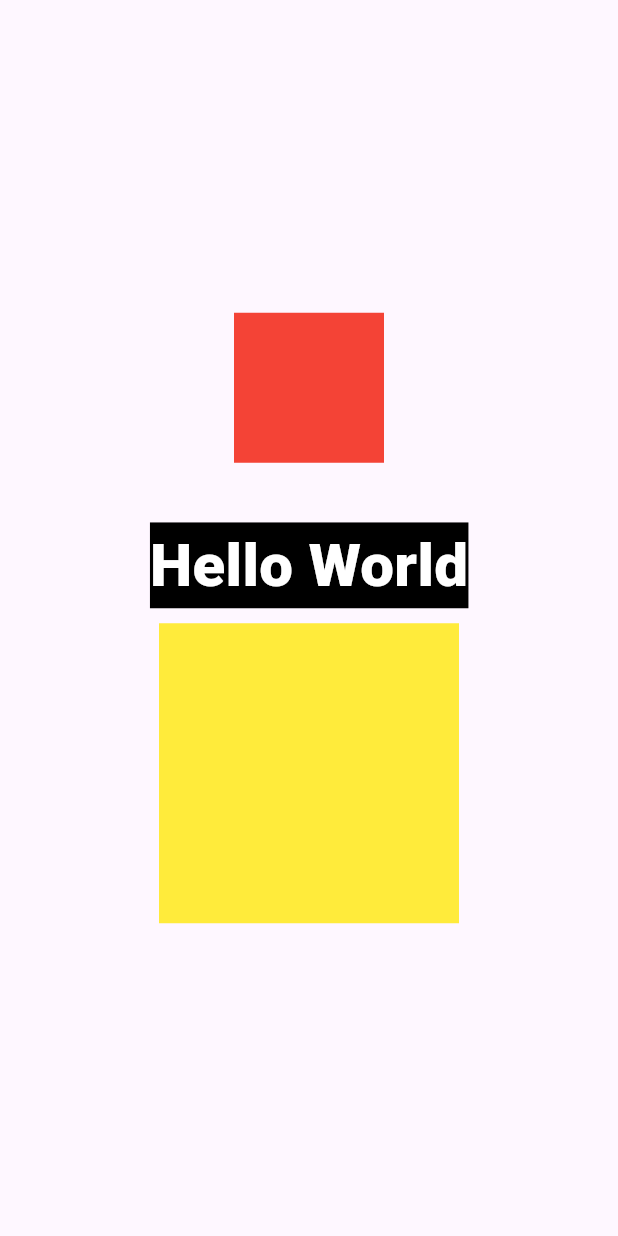
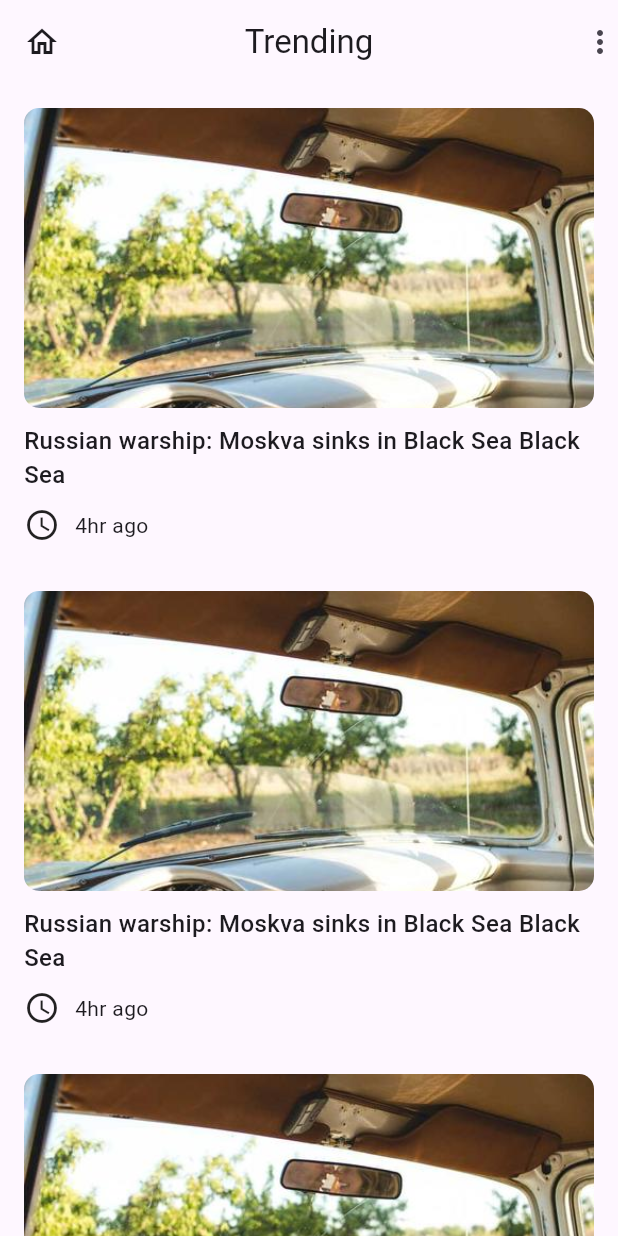
Before and after one commit to rgtstha/Flutter-Workshop, a Flutter app: the screen it shows after launch, on a phone screen of 412 x 824 dp. Run offline on Flutter 3.47's test engine with Material 3 defaults, Android fonts, the phone set to English and light mode, and no system bars.

Commit message:
day 5 done

```diff
--- a/flutter_basic/lib/main.dart
+++ b/flutter_basic/lib/main.dart
@@ -3,48 +3,67 @@ import 'package:flutter/material.dart';
 void main() {
   runApp(
     MaterialApp(
+      debugShowCheckedModeBanner: false,
       home: Scaffold(
-        body: Column(
-          mainAxisAlignment: MainAxisAlignment.center,
-          children: [
-            Container(
-              color: Colors.red,
-              width: 100,
-              height: 100,
-            ),
+        appBar: AppBar(
+          leading: Icon(Icons.home_outlined),
+          centerTitle: true,
+          title: Text("Trending"),
+          actions: [Icon(Icons.more_vert)],
+        ),
 
-            SizedBox(height: 40),
-
-            Center(
-              child: Text(
-                "Hello World",
-                style: TextStyle(
-                  fontSize: 40,
-                  fontWeight: FontWeight.w800,
-                  color: Colors.white,
-                  backgroundColor: Colors.black,
-                ),
-              ),
-            ),
-            SizedBox(height: 10),
-            Container(
-              color: Colors.yellow,
-              width: 200,
-              height: 200,
-            ),
-          ],
+        body: SingleChildScrollView(
+          child: Column(
+            children: [
+              NewsCard(),
+              NewsCard(),
+              NewsCard(),
+              NewsCard(),
+            ],
+          ),
         ),
       ),
     ),
   );
 }
 
+class NewsCard extends StatelessWidget {
+  const NewsCard({super.key});
 
-// FLutter Project create
-// runApp
-// MaterialApp
-// Scaffold
-// Container
-// Text
-// SizedBox
-// Column
+  @override
+  Widget build(BuildContext context) {
+    return Padding(
+      padding: const EdgeInsets.all(16.0),
+      child: Column(
+        crossAxisAlignment: CrossAxisAlignment.start,
+        children: [
+          ClipRRect(
+            borderRadius: BorderRadius.circular(10),
+            child: Image.asset(
+              "images/image.jpg",
+              width: double.infinity,
+              height: 200,
+              fit: BoxFit.cover,
+            ),
+          ),
+          SizedBox(height: 10),
+          Text(
+            "Russian warship: Moskva sinks in Black Sea Black Sea",
+            style: TextStyle(
+              fontSize: 16,
+              fontWeight: FontWeight.w500,
+            ),
+          ),
+          SizedBox(height: 10),
+          Row(
+            children: [
+              Icon(Icons.schedule),
+              SizedBox(width: 10),
+              Text("4hr ago"),
+            ],
+          ),
+        ],
+      ),
+    );
+  }
+}
--- a/flutter_basic/pubspec.yaml
+++ b/flutter_basic/pubspec.yaml
@@ -58,9 +58,8 @@ flutter:
   uses-material-design: true
 
   # To add assets to your application, add an assets section, like this:
-  # assets:
-  #   - images/a_dot_burr.jpeg
-  #   - images/a_dot_ham.jpeg
+  assets:
+    - images/image.jpg
 
   # An image asset can refer to one or more resolution-specific "variants", see
   # https://flutter.dev/to/resolution-aware-images
```
Also changed, not shown: flutter_basic/images/image.jpg (added), 1 other file.
